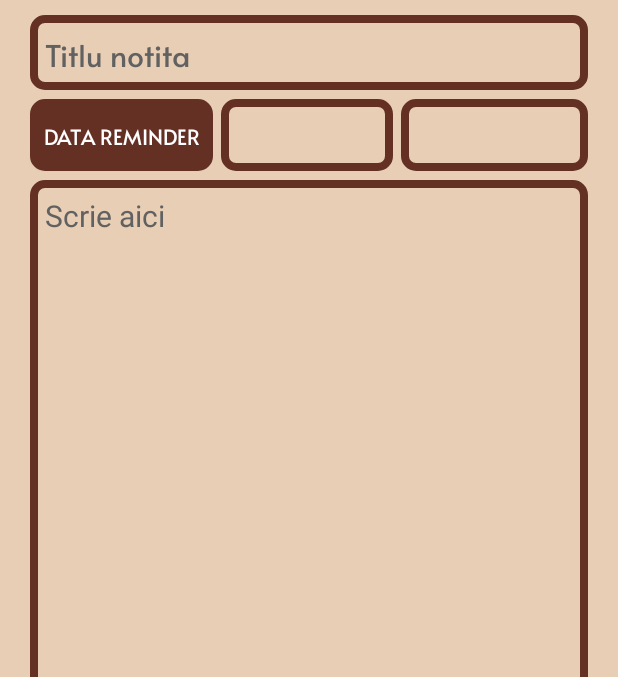
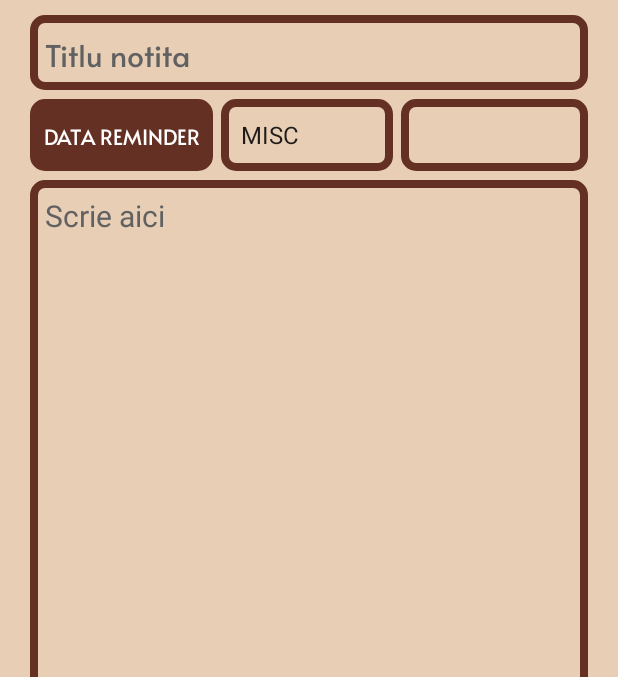
Before and after one commit to Termi25/InfiniNotes---NoteTaking-App, an Android app: the ActivitateAdaugaNotita screen opened directly, with no data from a screen before it, on a phone screen of 412 x 824 dp, the part 120-797 px from its top. Run offline under Robolectric (Android 15) with nearby library versions, the light colour scheme and no system bars; our stand-ins replace Room's generated code.

Commit message:
Implementat adaugare de notite si sincronizarea modificarilor cu activitatea principala.

```diff
--- a/app/src/main/java/com/ase/aplicatienotite/adaptoare/AdapterNotita.java
+++ b/app/src/main/java/com/ase/aplicatienotite/adaptoare/AdapterNotita.java
@@ -20,7 +20,6 @@ import java.util.List;
 public class AdapterNotita extends ArrayAdapter<Notita> {
     private Context context;
     private int resource;
-
     private List<Notita> listaNotite;
     private LayoutInflater inflater;
     public AdapterNotita(@NonNull Context context, int resource,
@@ -40,7 +39,6 @@ public class AdapterNotita extends ArrayAdapter<Notita> {
         Log.println(Log.DEBUG,"NOTITA", String.valueOf(listaNotite.size()));
         if(notita!=null){
             TextView tvNumeNotita=view.findViewById(R.id.tvNumeNotita);
-            TextView tvTip=view.findViewById(R.id.tvTip);
 
             tvNumeNotita.setText(notita.getTitlu());
             tvNumeNotita.setTextColor(Color.parseColor("#653024"));
--- a/app/src/main/java/com/ase/aplicatienotite/baze_date/local/dao/NotiteDao.java
+++ b/app/src/main/java/com/ase/aplicatienotite/baze_date/local/dao/NotiteDao.java
@@ -1,8 +1,24 @@
 package com.ase.aplicatienotite.baze_date.local.dao;
 
 import androidx.room.Dao;
+import androidx.room.Insert;
+import androidx.room.Query;
+
+import com.ase.aplicatienotite.clase.notite.Notita;
+
+import java.util.List;
 
 @Dao
 public interface NotiteDao {
+    @Insert
+    void insertNotita(Notita notita);
 
+    @Query("SELECT * FROM notite WHERE notitaId=:identificator")
+    Notita getNotitaDupaId(int identificator);
+
+    @Query("SELECT * FROM notite WHERE corp=:corp")
+    Notita getNotitaDupaCorp(String corp);
+
+    @Query("SELECT * FROM notite WHERE titlu=:titlu")
+    Notita getNotitaDupaTitlu(String titlu);
 }
--- a/app/src/main/java/com/ase/aplicatienotite/baze_date/local/dao/SectiuneDao.java
+++ b/app/src/main/java/com/ase/aplicatienotite/baze_date/local/dao/SectiuneDao.java
@@ -20,6 +20,8 @@ public interface SectiuneDao {
 
     @Query("SELECT * FROM sectiuni")
     LiveData<List<Sectiune>> selectToateSectiuni();
+    @Query("SELECT * FROM sectiuni")
+    List<Sectiune> selectToateSectiuniNoLive();
 
     @Query("SELECT * FROM sectiuni WHERE denumireSectiune=:denumire")
     Sectiune getSectiuneCuDenumire(String denumire);
--- a/app/src/main/java/com/ase/aplicatienotite/baze_date/local/dao/SectiuneNotiteJoinDao.java
+++ b/app/src/main/java/com/ase/aplicatienotite/baze_date/local/dao/SectiuneNotiteJoinDao.java
@@ -1,5 +1,6 @@
 package com.ase.aplicatienotite.baze_date.local.dao;
 
+import androidx.lifecycle.LiveData;
 import androidx.room.Dao;
 import androidx.room.Delete;
 import androidx.room.Insert;
@@ -15,14 +16,14 @@ import java.util.Map;
 
 @Dao
 public interface SectiuneNotiteJoinDao {
-    @Insert(onConflict = OnConflictStrategy.IGNORE)
+    @Insert
     void insert(SectiuneNotiteJoin legatura);
 
     @Query("SELECT * FROM notite INNER JOIN sectiune_notita_join ON notite.notitaId=sectiune_notita_join.notitaId WHERE sectiune_notita_join.sectiuneId=:sectiuneId")
     List<Notita> getNotitePentruSectiune(final int sectiuneId);
 
     @Query("SELECT * FROM notite INNER JOIN sectiune_notita_join ON notite.notitaId=sectiune_notita_join.notitaId GROUP BY sectiune_notita_join.sectiuneId")
-    Map<Sectiune,List<Notita>> getNotitePentruSectiuni();
+    LiveData<Map<Sectiune,List<Notita>>> getNotitePentruSectiuni();
 
     @Delete
     void deleteLegatura(SectiuneNotiteJoin legatura);
--- a/app/src/main/java/com/ase/aplicatienotite/baze_date/local/repository/SectiuneRepository.java
+++ b/app/src/main/java/com/ase/aplicatienotite/baze_date/local/repository/SectiuneRepository.java
@@ -6,23 +6,28 @@ import androidx.lifecycle.LiveData;
 
 import com.ase.aplicatienotite.baze_date.local.dao.SectiuneDao;
 import com.ase.aplicatienotite.baze_date.local.database.NotiteDB;
+import com.ase.aplicatienotite.clase.notite.Notita;
 import com.ase.aplicatienotite.clase.sectiune.Sectiune;
 
 import java.util.List;
+import java.util.Map;
 
 public class SectiuneRepository {
     private final SectiuneDao sectiuneDao;
     private final LiveData<List<Sectiune>> sectiuni;
+    private final LiveData<Map<Sectiune,List<Notita>>> sectiuniCuNotite;
 
     public SectiuneRepository(Application application) {
         NotiteDB db=NotiteDB.getInstance(application);
         sectiuneDao=db.getSectiuneDao();
         sectiuni=sectiuneDao.selectToateSectiuni();
+        sectiuniCuNotite=db.getSectiuneNotiteJoinDao().getNotitePentruSectiuni();
     }
 
     public LiveData<List<Sectiune>>getToateSectiuni(){
         return sectiuni;
     }
+    public LiveData<Map<Sectiune,List<Notita>>>getToateSectiuniCuNotite(){return sectiuniCuNotite;}
 
     public void insert(Sectiune sectiune){
         NotiteDB.databaseWriteExecutor.execute(()->{
--- a/app/src/main/java/com/ase/aplicatienotite/baze_date/local/view/holder/SectiuneViewHolder.java
+++ b/app/src/main/java/com/ase/aplicatienotite/baze_date/local/view/holder/SectiuneViewHolder.java
@@ -32,10 +32,7 @@ public class SectiuneViewHolder extends RecyclerView.ViewHolder {
     public void bind(Sectiune sectiune){
         tvNumeSectiune.setText(sectiune.getDenumireSectiune());
         if(sectiune.getNotite()!=null){
-            Log.w("TEST",sectiune.getNotite().get(0).getTitlu());
-            Log.w("TEST", String.valueOf(sectiune.getNotite().size()));
             if(sectiune.getNotite().size()>1){
-                Log.w("TEST", sectiune.getNotite().toString());
                 tvNumeNotita1.setText(sectiune.getNotite().get(0).getTitlu());
                 tvNumeNotita2.setText(sectiune.getNotite().get(1).getTitlu());
             }else{
--- a/app/src/main/java/com/ase/aplicatienotite/baze_date/local/view/model/SectiuniViewModel.java
+++ b/app/src/main/java/com/ase/aplicatienotite/baze_date/local/view/model/SectiuniViewModel.java
@@ -10,19 +10,24 @@ import com.ase.aplicatienotite.clase.notite.Notita;
 import com.ase.aplicatienotite.clase.sectiune.Sectiune;
 
 import java.util.List;
+import java.util.Map;
 
 public class SectiuniViewModel extends AndroidViewModel {
-
     private SectiuneRepository sRepository;
     private final LiveData<List<Sectiune>>toateSectiunile;
+    private final LiveData<Map<Sectiune,List<Notita>>> toateSectiunileCuNotite;
     public SectiuniViewModel(Application application) {
         super(application);
         sRepository=new SectiuneRepository(application);
         toateSectiunile=sRepository.getToateSectiuni();
+        toateSectiunileCuNotite=sRepository.getToateSectiuniCuNotite();
     }
 
     public LiveData<List<Sectiune>> getToateSectiuni(){
         return toateSectiunile;
+    }
+    public LiveData<Map<Sectiune,List<Notita>>> getToateSectiunileCuNotite(){
+        return toateSectiunileCuNotite;
     }
 
     public void insert(Sectiune sectiune){
--- a/app/src/main/java/com/ase/aplicatienotite/clase/sectiune/Sectiune.java
+++ b/app/src/main/java/com/ase/aplicatienotite/clase/sectiune/Sectiune.java
@@ -70,8 +70,10 @@ public class Sectiune {
     @Override
     public String toString() {
         StringBuilder deReturnat= new StringBuilder(denumireSectiune + "\n\n");
-        for(int i=0;i<notite.size();i++){
-            deReturnat.append(notite.get(i).toString()).append('\n');
+        if(notite!=null){
+            for(int i=0;i<notite.size();i++){
+                deReturnat.append(notite.get(i).toString()).append('\n');
+            }
         }
         return deReturnat.toString();
     }
--- a/app/src/main/java/com/ase/aplicatienotite/main/ActivitateAdaugaNotita.java
+++ b/app/src/main/java/com/ase/aplicatienotite/main/ActivitateAdaugaNotita.java
@@ -3,20 +3,36 @@ package com.ase.aplicatienotite.main;
 import android.app.DatePickerDialog;
 import android.os.Bundle;
 import android.os.LocaleList;
+import android.text.TextUtils;
 import android.view.View;
+import android.widget.ArrayAdapter;
 import android.widget.Button;
 import android.widget.DatePicker;
+import android.widget.EditText;
 import android.widget.ImageButton;
+import android.widget.Spinner;
+import android.widget.Toast;
 
 import androidx.annotation.Nullable;
 import androidx.appcompat.app.AppCompatActivity;
+import androidx.lifecycle.ViewModelProvider;
 
 import com.ase.aplicatienotite.R;
+import com.ase.aplicatienotite.baze_date.local.database.NotiteDB;
+import com.ase.aplicatienotite.baze_date.local.view.model.SectiuniViewModel;
+import com.ase.aplicatienotite.clase.legaturi_db.SectiuneNotiteJoin;
+import com.ase.aplicatienotite.clase.notite.Notita;
+import com.ase.aplicatienotite.clase.sectiune.Sectiune;
 
+import java.util.ArrayList;
 import java.util.Calendar;
+import java.util.List;
 import java.util.Locale;
 
 public class ActivitateAdaugaNotita extends AppCompatActivity {
+    private List<Sectiune> listaSectiuni=new ArrayList<>();
+    private SectiuniViewModel sectiuneViewModel;
+    private Spinner spinnerSectiuni;
     @Override
     protected void onCreate(@Nullable Bundle savedInstanceState) {
         super.onCreate(savedInstanceState);
@@ -26,6 +42,22 @@ public class ActivitateAdaugaNotita extends AppCompatActivity {
         btnAnulare.setOnClickListener(v -> {
             setResult(RESULT_CANCELED);
             finish();
+        });
+
+        sectiuneViewModel=new ViewModelProvider(this).get(SectiuniViewModel.class);
+
+        sectiuneViewModel.getToateSectiuni().observe(this,sectiuni->{
+            List<String> listaSpinnerSectiuni =  new ArrayList<>();
+            for(int i=0;i<sectiuni.size();i++){
+                listaSpinnerSectiuni.add(sectiuni.get(i).getDenumireSectiune());
+            }
+
+            ArrayAdapter<String> adapter = new ArrayAdapter<String>(
+                    this, android.R.layout.simple_spinner_item, listaSpinnerSectiuni);
+
+            adapter.setDropDownViewResource(android.R.layout.simple_spinner_dropdown_item);
+            spinnerSectiuni = (Spinner) findViewById(R.id.spSectiuneAdaugaNotita);
+            spinnerSectiuni.setAdapter(adapter);
         });
 
         Button btnReminderNotita = findViewById(R.id.btnReminderAdaugaNotita);
@@ -43,5 +75,35 @@ public class ActivitateAdaugaNotita extends AppCompatActivity {
                     year, month, day);
             datePickerDialog.show();
         });
+
+        ImageButton btnAdaugareNotita=findViewById(R.id.btnAdaugaNotitaFinal);
+        btnAdaugareNotita.setOnClickListener(v->{
+                EditText etTitluNotita=findViewById(R.id.etNumeAdaugaNotita);
+                if(TextUtils.isEmpty(etTitluNotita.getText())){
+                    etTitluNotita.setError("Titlu este necesar pentru salvare.");
+                }else{
+                    if(btnReminderNotita.getText().equals("Data reminder")){
+                        NotiteDB.databaseWriteExecutor.execute(()->{
+                            EditText etCorpNotita=findViewById(R.id.etCorpTextNotita);
+                            Notita notitaNoua=new Notita(String.valueOf(etTitluNotita.getText()),
+                                    String.valueOf(etCorpNotita.getText()));
+
+                            NotiteDB db=NotiteDB.getInstance(getApplicationContext());
+                            db.getNotiteDao().insertNotita(notitaNoua);
+
+                            notitaNoua.setNotitaId(db.getNotiteDao().getNotitaDupaTitlu(String.valueOf(etTitluNotita.getText())).getNotitaId());
+                            System.out.println(notitaNoua.getNotitaId());
+                            Sectiune sectiuneDeLegat=db.getSectiuneDao().
+                                    getSectiuneCuDenumire(spinnerSectiuni.getSelectedItem().toString());
+
+                            SectiuneNotiteJoin legaturaNoua=new SectiuneNotiteJoin(notitaNoua.getNotitaId(),
+                                    sectiuneDeLegat.getSectiuneId());
+                            db.getSectiuneNotiteJoinDao().insert(legaturaNoua);
+                        });
+                    }
+                }
+            setResult(RESULT_OK);
+            finish();
+        });
     }
 }
--- a/app/src/main/res/layout/view_edit_notita.xml
+++ b/app/src/main/res/layout/view_edit_notita.xml
@@ -18,11 +18,11 @@
         android:layout_marginBottom="10sp"
         android:background="@drawable/border_listviewprincipal"
         android:padding="5dp"
-        app:layout_constraintBottom_toTopOf="@+id/textView2"
+        app:layout_constraintBottom_toTopOf="@+id/etCorpTextNotita"
         app:layout_constraintEnd_toEndOf="parent"
         app:layout_constraintHorizontal_bias="0.0"
         app:layout_constraintStart_toEndOf="@+id/btnReminderAdaugaNotita"
-        app:layout_constraintTop_toBottomOf="@+id/tvNumeAdaugaNotita" />
+        app:layout_constraintTop_toBottomOf="@+id/etNumeAdaugaNotita" />
 
     <Button
         android:id="@+id/btnReminderAdaugaNotita"
@@ -44,11 +44,11 @@
         android:textColorLink="@color/brown"
         android:textSize="14sp"
         android:theme="@style/Button.Brown"
-        app:layout_constraintBottom_toTopOf="@+id/textView2"
+        app:layout_constraintBottom_toTopOf="@+id/etCorpTextNotita"
         app:layout_constraintEnd_toEndOf="parent"
         app:layout_constraintHorizontal_bias="0.809"
         app:layout_constraintStart_toStartOf="parent"
-        app:layout_constraintTop_toBottomOf="@+id/tvNumeAdaugaNotita" />
+        app:layout_constraintTop_toBottomOf="@+id/etNumeAdaugaNotita" />
 
     <Spinner
         android:id="@+id/spSectiuneAdaugaNotita"
@@ -60,14 +60,14 @@
         android:layout_marginBottom="10sp"
         android:background="@drawable/border_listviewprincipal"
         android:padding="5sp"
-        app:layout_constraintBottom_toTopOf="@+id/textView2"
+        app:layout_constraintBottom_toTopOf="@+id/etCorpTextNotita"
         app:layout_constraintEnd_toStartOf="@+id/spListaAdaugaNotita"
         app:layout_constraintHorizontal_bias="0.503"
         app:layout_constraintStart_toEndOf="@+id/btnReminderAdaugaNotita"
-        app:layout_constraintTop_toBottomOf="@+id/tvNumeAdaugaNotita" />
+        app:layout_constraintTop_toBottomOf="@+id/etNumeAdaugaNotita" />
 
     <EditText
-        android:id="@+id/tvNumeAdaugaNotita"
+        android:id="@+id/etNumeAdaugaNotita"
         android:layout_width="372dp"
         android:layout_height="0dp"
         android:layout_marginStart="20sp"
@@ -82,7 +82,7 @@
         android:paddingEnd="10sp"
         android:textColorHint="@color/grey"
         android:textSize="20sp"
-        app:layout_constraintBottom_toTopOf="@+id/textView2"
+        app:layout_constraintBottom_toTopOf="@+id/etCorpTextNotita"
         app:layout_constraintEnd_toEndOf="parent"
         app:layout_constraintHorizontal_bias="0.057"
         app:layout_constraintStart_toStartOf="parent"
@@ -90,7 +90,7 @@
         app:layout_constraintVertical_bias="0.605" />
 
     <EditText
-        android:id="@+id/textView2"
+        android:id="@+id/etCorpTextNotita"
         android:layout_width="0dp"
         android:layout_height="0dp"
         android:layout_marginStart="20sp"
@@ -120,7 +120,7 @@
         android:background="#00FFFFFF"
         android:contentDescription="Logo aplicatie"
         android:scaleType="fitCenter"
-        app:layout_constraintBottom_toTopOf="@+id/tvNumeAdaugaNotita"
+        app:layout_constraintBottom_toTopOf="@+id/etNumeAdaugaNotita"
         app:layout_constraintEnd_toEndOf="parent"
         app:layout_constraintHorizontal_bias="0.047"
         app:layout_constraintStart_toStartOf="parent"
@@ -139,7 +139,7 @@
         app:layout_constraintEnd_toEndOf="parent"
         app:layout_constraintHorizontal_bias="0.939"
         app:layout_constraintStart_toStartOf="parent"
-        app:layout_constraintTop_toBottomOf="@+id/textView2"
+        app:layout_constraintTop_toBottomOf="@+id/etCorpTextNotita"
         app:layout_constraintVertical_bias="0.333"
         app:srcCompat="@drawable/addition" />
 
@@ -155,7 +155,7 @@
         app:layout_constraintEnd_toEndOf="parent"
         app:layout_constraintHorizontal_bias="0.059"
         app:layout_constraintStart_toStartOf="parent"
-        app:layout_constraintTop_toBottomOf="@+id/textView2"
+        app:layout_constraintTop_toBottomOf="@+id/etCorpTextNotita"
         app:layout_constraintVertical_bias="0.357"
         app:srcCompat="@drawable/cancel" />
 
```
Also changed, not shown: app/src/main/java/com/ase/aplicatienotite/main/ActivitatePrincipala.java (+37 -22 lines), app/src/main/res/layout/view_notita.xml (+4 -4 lines), app/src/main/res/values/themes.xml (+8 -0 lines).
